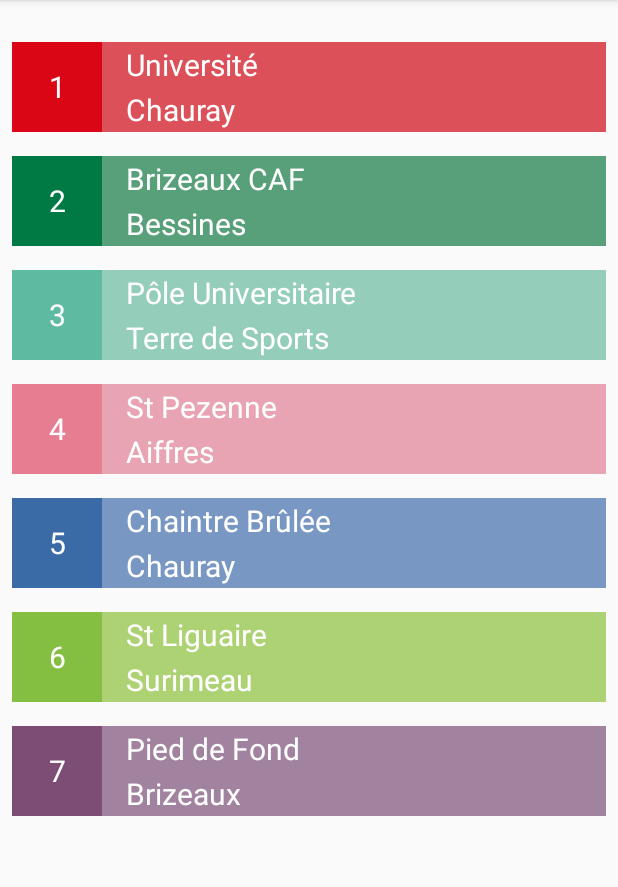
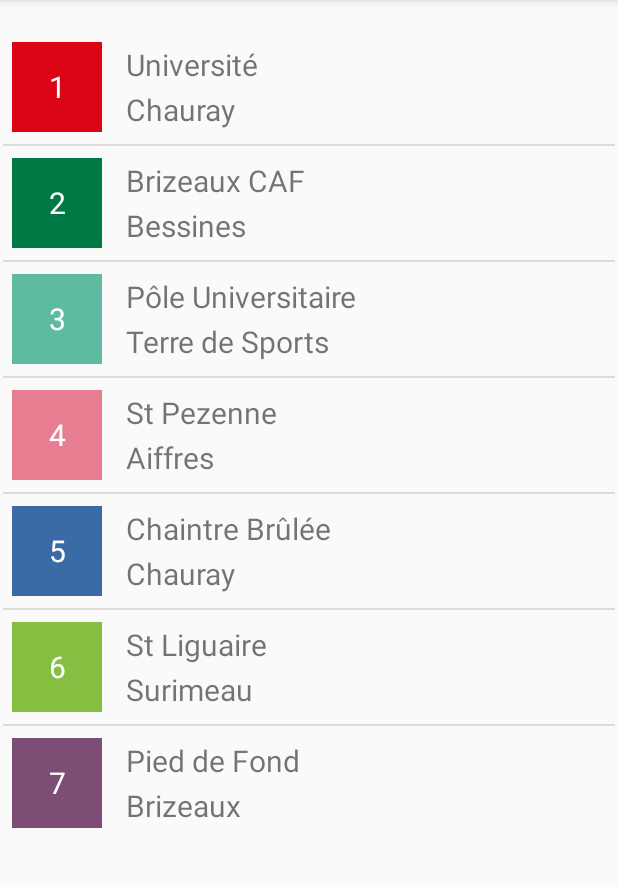
Before and after one commit to dcz-switcher/niortbus, an Android app: the screen it shows after launch (MainActivity), on a phone screen of 412 x 824 dp, the part 84-971 px from its top. Run offline under Robolectric (Android 15) with nearby library versions, the phone set to English and light mode, and no system bars.

Commit message:
apply material design advices and remove cards

```diff
--- a/app/src/main/java/com/niortreactnative/fragments/LineListFragment.kt
+++ b/app/src/main/java/com/niortreactnative/fragments/LineListFragment.kt
@@ -38,9 +38,11 @@
 
 
     private fun addListeners() {
+        /*
         this.line_1.setOnClickListener ({view ->
             Log.d(TAG, ": click :-)")
         })
+         */
     }
 
 
--- a/app/src/main/res/layout/fragment_line_list.xml
+++ b/app/src/main/res/layout/fragment_line_list.xml
@@ -9,17 +9,24 @@
     <LinearLayout
         android:layout_width="match_parent"
         android:layout_height="wrap_content"
-        android:orientation="vertical">
+        android:divider="?attr/dividerVertical"
+        android:dividerPadding="2dp"
+        android:orientation="vertical"
+        android:showDividers="middle">
 
         <LinearLayout
             android:layout_width="match_parent"
             android:layout_height="60dp"
-            android:layout_margin="8dp"
+            android:layout_marginBottom="8dp"
+            android:layout_marginTop="8dp"
+            android:clickable="true"
+            android:focusable="true"
             android:orientation="horizontal">
 
             <TextView
                 android:layout_width="60dp"
                 android:layout_height="60dp"
+                android:layout_marginStart="8dp"
                 android:background="@color/line1"
                 android:gravity="center"
                 android:text="@string/line1_identifier"
@@ -29,7 +36,6 @@
             <LinearLayout
                 android:layout_width="match_parent"
                 android:layout_height="match_parent"
-                android:background="@color/line1_secondary"
                 android:orientation="vertical">
 
                 <TextView
@@ -40,7 +46,6 @@
                     android:paddingEnd="16dp"
                     android:paddingStart="16dp"
                     android:text="@string/line1_departure"
-                    android:textColor="@android:color/white"
                     android:textSize="@dimen/listLine_textSize"/>
 
                 <TextView
@@ -51,7 +56,6 @@
                     android:paddingEnd="16dp"
                     android:paddingStart="16dp"
                     android:text="@string/line1_arrival"
-                    android:textColor="@android:color/white"
                     android:textSize="@dimen/listLine_textSize"/>
             </LinearLayout>
 
@@ -75,7 +79,6 @@
             <LinearLayout
                 android:layout_width="match_parent"
                 android:layout_height="match_parent"
-                android:background="@color/line2_secondary"
                 android:orientation="vertical">
 
                 <TextView
@@ -86,7 +89,6 @@
                     android:paddingEnd="16dp"
                     android:paddingStart="16dp"
                     android:text="@string/line2_departure"
-                    android:textColor="@android:color/white"
                     android:textSize="@dimen/listLine_textSize"/>
 
                 <TextView
@@ -97,7 +99,6 @@
                     android:paddingEnd="16dp"
                     android:paddingStart="16dp"
                     android:text="@string/line2_arrival"
-                    android:textColor="@android:color/white"
                     android:textSize="@dimen/listLine_textSize"/>
             </LinearLayout>
 
@@ -121,7 +122,6 @@
             <LinearLayout
                 android:layout_width="match_parent"
                 android:layout_height="match_parent"
-                android:background="@color/line3_secondary"
                 android:orientation="vertical">
 
                 <TextView
@@ -132,7 +132,6 @@
                     android:paddingEnd="16dp"
                     android:paddingStart="16dp"
                     android:text="@string/line3_departure"
-                    android:textColor="@android:color/white"
                     android:textSize="@dimen/listLine_textSize"/>
 
                 <TextView
@@ -143,7 +142,6 @@
                     android:paddingEnd="16dp"
                     android:paddingStart="16dp"
                     android:text="@string/line3_arrival"
-                    android:textColor="@android:color/white"
                     android:textSize="@dimen/listLine_textSize"/>
             </LinearLayout>
 
@@ -167,7 +165,6 @@
             <LinearLayout
                 android:layout_width="match_parent"
                 android:layout_height="match_parent"
-                android:background="@color/line4_secondary"
                 android:orientation="vertical">
 
                 <TextView
@@ -178,7 +175,6 @@
                     android:paddingEnd="16dp"
                     android:paddingStart="16dp"
                     android:text="@string/line4_departure"
-                    android:textColor="@android:color/white"
                     android:textSize="@dimen/listLine_textSize"/>
 
                 <TextView
@@ -189,7 +185,6 @@
                     android:paddingEnd="16dp"
                     android:paddingStart="16dp"
                     android:text="@string/line4_arrival"
-                    android:textColor="@android:color/white"
                     android:textSize="@dimen/listLine_textSize"/>
             </LinearLayout>
 
@@ -213,7 +208,6 @@
             <LinearLayout
                 android:layout_width="match_parent"
                 android:layout_height="match_parent"
-                android:background="@color/line5_secondary"
                 android:orientation="vertical">
 
                 <TextView
@@ -224,7 +218,6 @@
                     android:paddingEnd="16dp"
                     android:paddingStart="16dp"
                     android:text="@string/line5_departure"
-                    android:textColor="@android:color/white"
                     android:textSize="@dimen/listLine_textSize"/>
 
                 <TextView
@@ -235,7 +228,6 @@
                     android:paddingEnd="16dp"
                     android:paddingStart="16dp"
                     android:text="@string/line5_arrival"
-                    android:textColor="@android:color/white"
                     android:textSize="@dimen/listLine_textSize"/>
             </LinearLayout>
 
@@ -259,7 +251,6 @@
             <LinearLayout
                 android:layout_width="match_parent"
                 android:layout_height="match_parent"
-                android:background="@color/line6_secondary"
                 android:orientation="vertical">
 
                 <TextView
@@ -270,7 +261,6 @@
                     android:paddingEnd="16dp"
                     android:paddingStart="16dp"
                     android:text="@string/line6_departure"
-                    android:textColor="@android:color/white"
                     android:textSize="@dimen/listLine_textSize"/>
 
                 <TextView
@@ -281,7 +271,6 @@
                     android:paddingEnd="16dp"
                     android:paddingStart="16dp"
                     android:text="@string/line6_arrival"
-                    android:textColor="@android:color/white"
                     android:textSize="@dimen/listLine_textSize"/>
             </LinearLayout>
 
@@ -305,7 +294,6 @@
             <LinearLayout
                 android:layout_width="match_parent"
                 android:layout_height="match_parent"
-                android:background="@color/line7_secondary"
                 android:orientation="vertical">
 
                 <TextView
@@ -316,7 +304,6 @@
                     android:paddingEnd="16dp"
                     android:paddingStart="16dp"
                     android:text="@string/line7_departure"
-                    android:textColor="@android:color/white"
                     android:textSize="@dimen/listLine_textSize"/>
 
                 <TextView
@@ -327,15 +314,12 @@
                     android:paddingEnd="16dp"
                     android:paddingStart="16dp"
                     android:text="@string/line7_arrival"
-                    android:textColor="@android:color/white"
                     android:textSize="@dimen/listLine_textSize"/>
             </LinearLayout>
 
         </LinearLayout>
 
 
-
-
     </LinearLayout>
 
 
--- a/app/src/main/res/values/colors.xml
+++ b/app/src/main/res/values/colors.xml
@@ -2,7 +2,7 @@
 <resources>
     <color name="colorPrimary">#3F51B5</color>
     <color name="colorPrimaryDark">#303F9F</color>
-    <color name="colorAccent">#FF4081</color>
+    <color name="colorAccent">#ff4081</color>
 
 
     <color name="line1">#da0515</color>
```
